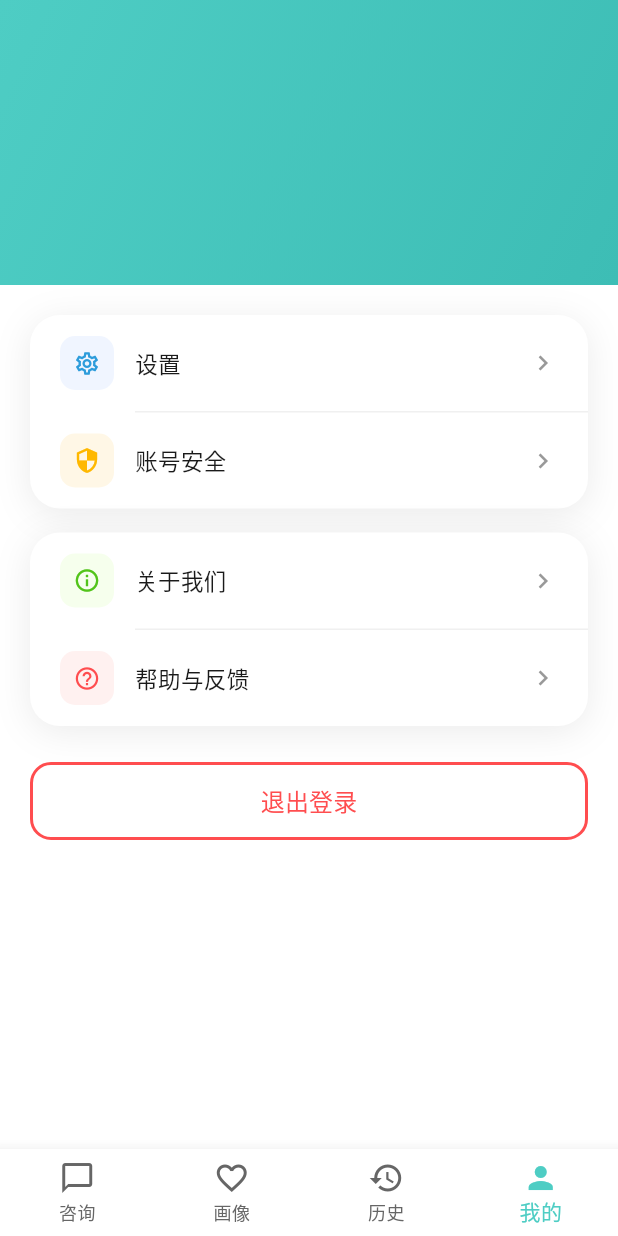
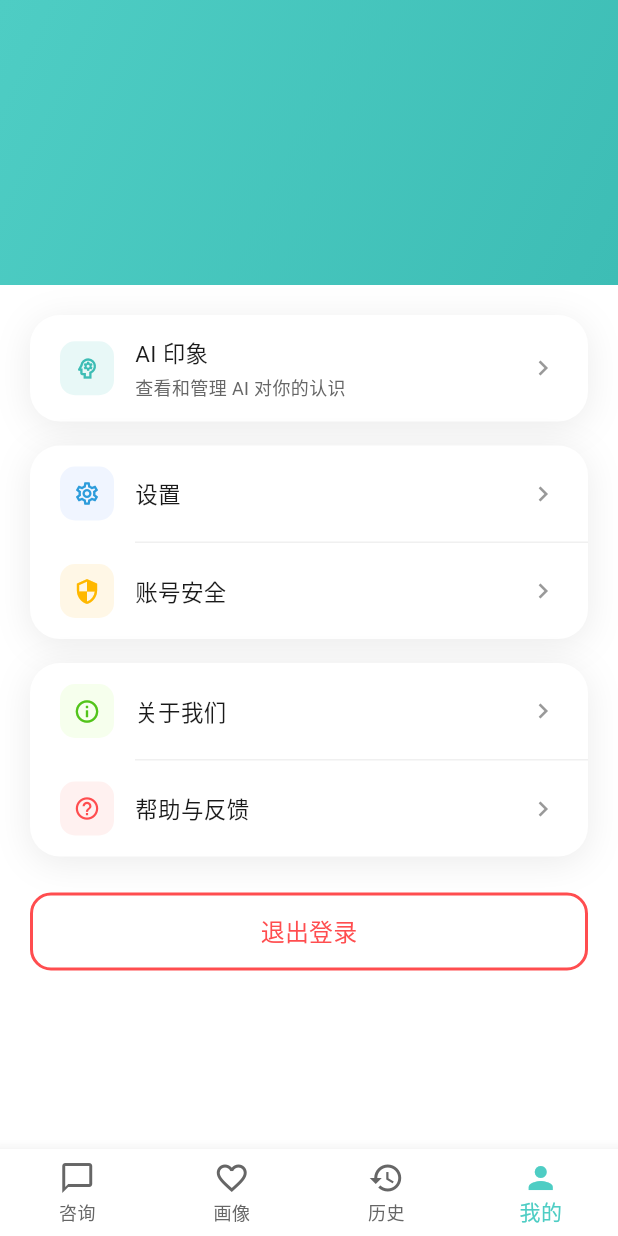
Before and after one commit to jackeycurry/health-xiaoyun, a Flutter app: the PersonalCenterPage screen opened by its route, on a phone screen of 412 x 824 dp. Run offline on Flutter 3.47's test engine with Material 3 defaults, Android fonts, the phone set to English and light mode, and no system bars; our stand-ins replace camera, dio, equatable, flutter_bloc, flutter_markdown, get_it and 2 more; missing offline and left inert: dart:html, dart:js; accounts and stored records are empty.

Commit message:
feat(profile): AI 印象页支持删除记忆 + 个人中心加入口
- user_profile_page: 长期记忆列表项加 Dismissible 左滑删除，
  带二次确认弹窗；编辑画像对话框重做，性别用 ChoiceChip 选择器，
  年龄/身高/体重带单位 suffix
- personal_center_page: 顶部新增「AI 印象」菜单项跳转到画像页，
  菜单项支持 subtitle 副标题
- backend: 同步引入 DELETE /api/user/memories/{id}（submodule 提交）

Co-Authored-By: Claude Opus 4.7 <noreply@anthropic.com>

```diff
--- a/health_xiaohe/lib/presentation/pages/profile/personal_center_page.dart
+++ b/health_xiaohe/lib/presentation/pages/profile/personal_center_page.dart
@@ -53,6 +53,19 @@ class PersonalCenterPage extends StatelessWidget {
                 child: ListView(
                   padding: const EdgeInsets.all(20),
                   children: [
+                    // AI 画像入口
+                    _buildMenuCard([
+                      _buildMenuItem(
+                        icon: Icons.psychology_outlined,
+                        iconColor: AppColors.primaryDark,
+                        iconBg: AppColors.primaryLight,
+                        title: 'AI 印象',
+                        subtitle: '查看和管理 AI 对你的认识',
+                        onTap: () => context.go(AppRouter.healthRecords),
+                        showDivider: false,
+                      ),
+                    ]),
+                    const SizedBox(height: 16),
                     // Settings card
                     _buildMenuCard([
                       _buildMenuItem(
@@ -184,6 +197,7 @@ class PersonalCenterPage extends StatelessWidget {
     required Color iconColor,
     required Color iconBg,
     required String title,
+    String? subtitle,
     required VoidCallback onTap,
     bool showDivider = true,
   }) {
@@ -207,12 +221,27 @@ class PersonalCenterPage extends StatelessWidget {
                 ),
                 const SizedBox(width: 14),
                 Expanded(
-                  child: Text(
-                    title,
-                    style: const TextStyle(
-                      fontSize: 15,
-                      color: AppColors.textPrimary,
-                    ),
+                  child: Column(
+                    crossAxisAlignment: CrossAxisAlignment.start,
+                    children: [
+                      Text(
+                        title,
+                        style: const TextStyle(
+                          fontSize: 15,
+                          color: AppColors.textPrimary,
+                        ),
+                      ),
+                      if (subtitle != null) ...[
+                        const SizedBox(height: 2),
+                        Text(
+                          subtitle,
+                          style: const TextStyle(
+                            fontSize: 12,
+                            color: AppColors.textTertiary,
+                          ),
+                        ),
+                      ],
+                    ],
                   ),
                 ),
                 const Icon(
```
Also changed, not shown: health_xiaohe/lib/presentation/pages/profile/user_profile_page.dart (+143 -21 lines), .claude/settings.local.json.
